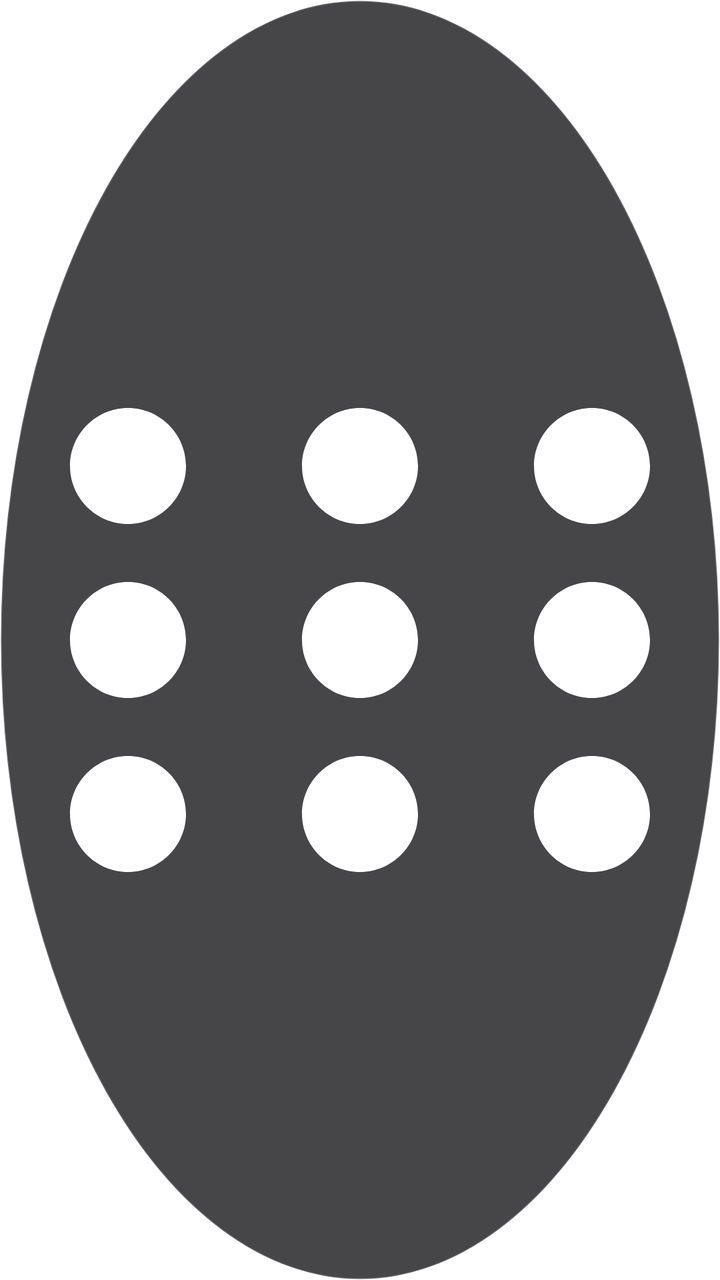
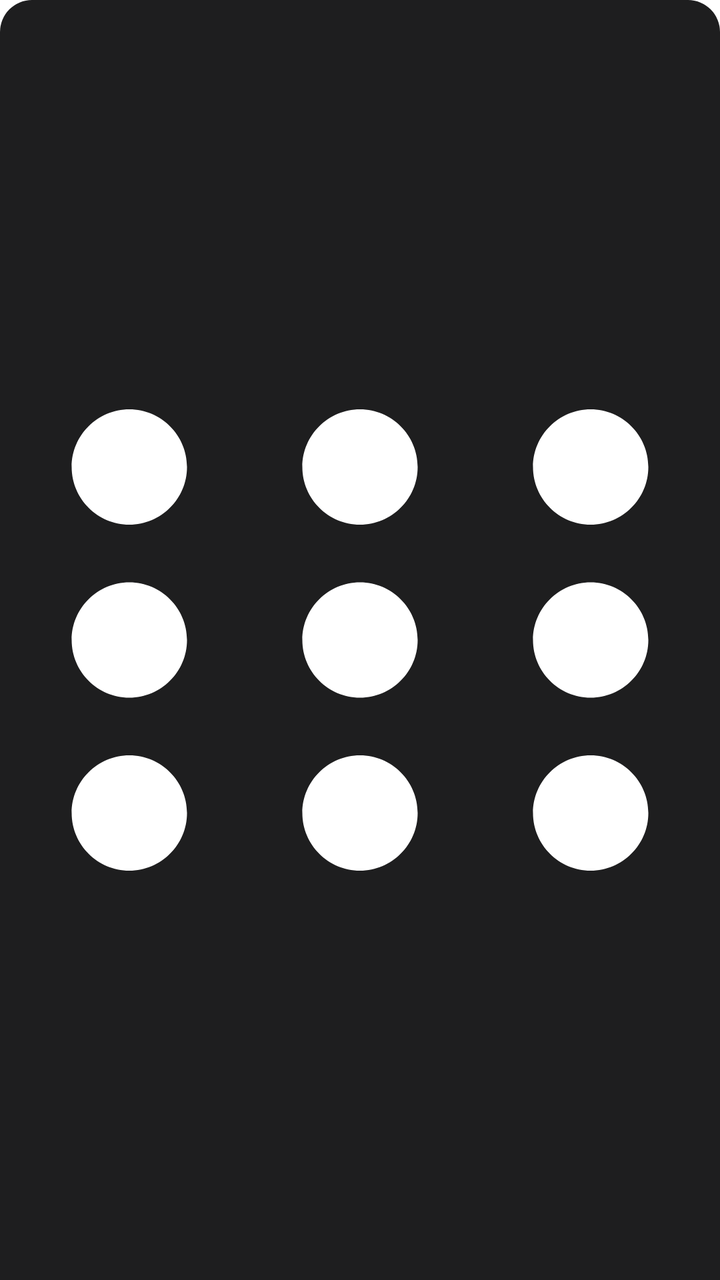

An Android layout rendered at two revisions. The XML below is the earlier revision; the diff shows what the commit changed to produce the second picture.
<!-- AndroidManifest.xml: application theme AppTheme -->
<!-- res/layout/desktop_drawer_button.xml -->
<?xml version="1.0" encoding="utf-8"?>
<ImageView
    xmlns:android="http://schemas.android.com/apk/res/android"
    android:id="@+id/btn_desktop_app_drawer"
    android:layout_width="30dp"
    android:layout_height="30dp"
    android:background="@drawable/bg_desktop_circle"
    android:padding="6dp"
    android:src="@drawable/ic_apps_grid"
    android:tint="#FFFFFFFF"
    android:clickable="true"
    android:focusable="true"
    android:contentDescription="Apps" />
<!-- resources referenced by this layout -->
<resources>
  <!-- drawable bg_desktop_circle (drawable) -->
  <?xml version="1.0" encoding="utf-8"?>
  <shape xmlns:android="http://schemas.android.com/apk/res/android"
      android:shape="oval">
      <solid android:color="#CC18181B" />
      <stroke
          android:width="1dp"
          android:color="#26FFFFFF" />
  </shape>
  <!-- drawable ic_apps_grid (drawable) -->
  <?xml version="1.0" encoding="utf-8"?>
  <vector xmlns:android="http://schemas.android.com/apk/res/android"
      android:width="20dp"
      android:height="20dp"
      android:viewportWidth="24.0"
      android:viewportHeight="24.0">
      <path
          android:fillColor="#FFFFFFFF"
          android:pathData="M4,8c1.1,0 2,-0.9 2,-2s-0.9,-2 -2,-2 -2,0.9 -2,2 0.9,2 2,2z M12,8c1.1,0 2,-0.9 2,-2s-0.9,-2 -2,-2 -2,0.9 -2,2 0.9,2 2,2z M20,8c1.1,0 2,-0.9 2,-2s-0.9,-2 -2,-2 -2,0.9 -2,2 0.9,2 2,2z M4,14c1.1,0 2,-0.9 2,-2s-0.9,-2 -2,-2 -2,0.9 -2,2 0.9,2 2,2z M12,14c1.1,0 2,-0.9 2,-2s-0.9,-2 -2,-2 -2,0.9 -2,2 0.9,2 2,2z M20,14c1.1,0 2,-0.9 2,-2s-0.9,-2 -2,-2 -2,0.9 -2,2 0.9,2 2,2z M4,20c1.1,0 2,-0.9 2,-2s-0.9,-2 -2,-2 -2,0.9 -2,2 0.9,2 2,2z M12,20c1.1,0 2,-0.9 2,-2s-0.9,-2 -2,-2 -2,0.9 -2,2 0.9,2 2,2z M20,20c1.1,0 2,-0.9 2,-2s-0.9,-2 -2,-2 -2,0.9 -2,2 0.9,2 2,2z"/>
  </vector>
  <style name="AppTheme" parent="@style/LauncherTheme">
          <item name="android:windowFullscreen">true</item>
      </style>
  <style name="LauncherTheme" parent="@style/BaseLauncherTheme">
          <item name="allAppsScrimColor">#EAFFFFFF</item>
          <item name="allAppsInterimScrimAlpha">46</item>
          <item name="allAppsNavBarScrimColor">#66FFFFFF</item>
          <item name="popupColorPrimary">#FFF</item>
          <item name="popupColorSecondary">#F5F5F5</item> 
          <item name="popupColorTertiary">#E0E0E0</item> 
          <item name="isMainColorDark">false</item>
          <item name="isWorkspaceDarkText">false</item>
          <item name="workspaceTextColor">@android:color/white</item>
          <item name="workspaceShadowColor">#B0000000</item>
          <item name="workspaceAmbientShadowColor">#33000000</item>
          <item name="workspaceKeyShadowColor">#44000000</item>
          <item name="workspaceStatusBarScrim">@drawable/workspace_bg</item>
          <item name="widgetsTheme">@style/WidgetContainerTheme</item>
          <item name="folderDotColor">?android:attr/colorPrimary</item>
          <item name="folderFillColor">#CDFFFFFF</item>
          <item name="folderIconBorderColor">?android:attr/colorPrimary</item>
          <item name="folderTextColor">#FF212121</item>
          <item name="loadingIconColor">#CCFFFFFF</item>
  
          <item name="android:windowTranslucentStatus">false</item>
          <item name="android:windowTranslucentNavigation">false</item>
          <item name="android:windowDrawsSystemBarBackgrounds">true</item>
          <item name="android:statusBarColor">#00000000</item>
          <item name="android:navigationBarColor">#00000000</item>
      </style>
  <style name="BaseLauncherTheme" parent="@android:style/Theme.DeviceDefault.Light">
          <item name="android:colorBackgroundCacheHint">@null</item>
          <item name="android:colorEdgeEffect">#FF757575</item>
          <item name="android:windowActionBar">false</item>
          <item name="android:windowBackground">@android:color/transparent</item>
          <item name="android:windowNoTitle">true</item>
          <item name="android:windowShowWallpaper">true</item>
          <item name="android:windowFullscreen">true</item>
          <item name="folderTextColor">?attr/workspaceTextColor</item>
      </style>
  <style name="WidgetContainerTheme" parent="@android:style/Theme.DeviceDefault.Settings">
          <item name="android:colorEdgeEffect">?android:attr/textColorSecondaryInverse</item>
          <item name="android:textColorPrimary">?android:attr/textColorPrimaryInverse</item>
          <item name="android:textColorSecondary">?android:attr/textColorSecondaryInverse</item>
      </style>
  <!-- unchanged entries left out for length: 1 -->
</resources>

<!-- the commit's change to res/layout/desktop_drawer_button.xml (unified diff, before → after) -->
@@ -2,10 +2,10 @@
 <ImageView
     xmlns:android="http://schemas.android.com/apk/res/android"
     android:id="@+id/btn_desktop_app_drawer"
-    android:layout_width="30dp"
-    android:layout_height="30dp"
-    android:background="@drawable/bg_desktop_circle"
-    android:padding="6dp"
+    android:layout_width="42dp"
+    android:layout_height="36dp"
+    android:background="@drawable/bg_desktop_drawer_tab"
+    android:padding="7dp"
     android:src="@drawable/ic_apps_grid"
     android:tint="#FFFFFFFF"
     android:clickable="true"
<!-- resource entries referenced after the edit -->
@@ -1,13 +1,15 @@
 <!-- resources referenced by this layout -->
 <resources>
-  <!-- drawable bg_desktop_circle (drawable) -->
+  <!-- drawable bg_desktop_drawer_tab (drawable) -->
   <?xml version="1.0" encoding="utf-8"?>
   <shape xmlns:android="http://schemas.android.com/apk/res/android"
-      android:shape="oval">
-      <solid android:color="#CC18181B" />
-      <stroke
-          android:width="1dp"
-          android:color="#26FFFFFF" />
+      android:shape="rectangle">
+      <solid android:color="#F2121214" />
+      <corners
+          android:topLeftRadius="16dp"
+          android:topRightRadius="16dp"
+          android:bottomLeftRadius="0dp"
+          android:bottomRightRadius="0dp" />
   </shape>
   <!-- drawable ic_apps_grid (drawable) -->
   <?xml version="1.0" encoding="utf-8"?>
